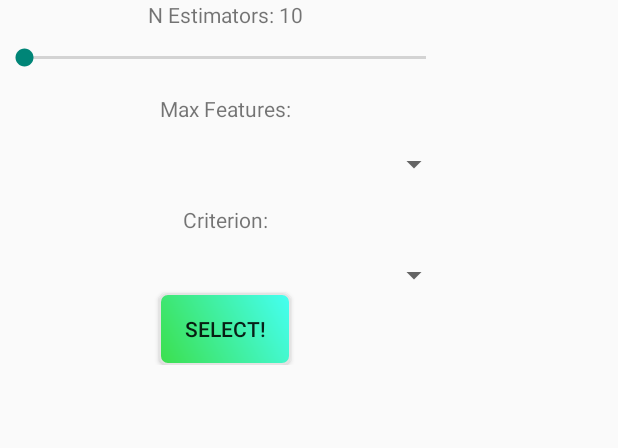
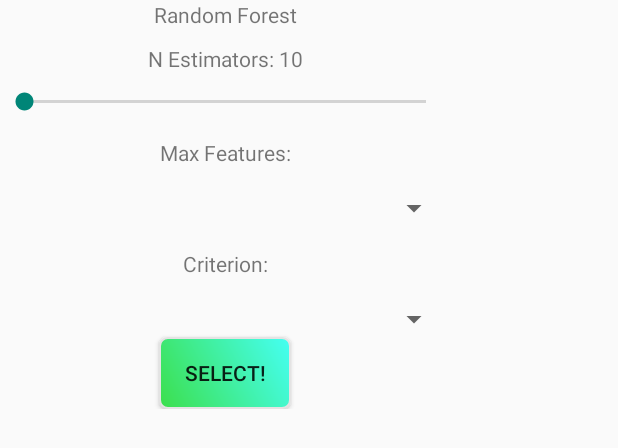
Before and after one commit to TomerReiner/AutoML, an Android app: the layout random_forest_config_dialog.xml on its own in the app's theme, with its tools: preview values and no code run, on a phone screen of 412 x 824 dp. Shown: the top 448 px of the screen. Run offline under Robolectric (Android 15) with nearby library versions, the phone set to English and light mode, and no system bars; Roboto replaces fonts that are not available here.

```diff
--- a/app/src/main/res/layout/naive_bayes_config_dialog.xml
+++ b/app/src/main/res/layout/naive_bayes_config_dialog.xml
@@ -9,8 +9,8 @@
         android:layout_width="wrap_content"
         android:layout_height="wrap_content"
         android:text="Please select a Naive Bayes Model:"
+        android:textSize="20sp"
         app:layout_constraintEnd_toEndOf="parent"
-        android:textSize="20sp"
         app:layout_constraintStart_toStartOf="parent"
         app:layout_constraintTop_toTopOf="parent" />
 
--- a/app/src/main/res/layout/random_forest_config_dialog.xml
+++ b/app/src/main/res/layout/random_forest_config_dialog.xml
@@ -5,14 +5,25 @@
     android:layout_height="wrap_content">
 
     <TextView
+        android:id="@+id/textView5"
+        android:layout_width="match_parent"
+        android:layout_height="match_parent"
+        android:text="Random Forest"
+        android:textAlignment="center"
+        app:layout_constraintEnd_toEndOf="parent"
+        app:layout_constraintStart_toStartOf="parent"
+        app:layout_constraintTop_toTopOf="parent" />
+
+    <TextView
         android:id="@+id/tvDisplayRFNEstimators"
         android:layout_width="match_parent"
         android:layout_height="wrap_content"
+        android:layout_marginTop="10dp"
         android:text="@string/n_estimators"
         android:textAlignment="center"
         app:layout_constraintEnd_toEndOf="parent"
         app:layout_constraintStart_toStartOf="parent"
-        app:layout_constraintTop_toTopOf="parent" />
+        app:layout_constraintTop_toBottomOf="@+id/textView5" />
 
     <SeekBar
         android:id="@+id/skBarRFNEstimators"
--- a/app/src/main/res/values/strings.xml
+++ b/app/src/main/res/values/strings.xml
@@ -50,7 +50,7 @@
     <string name="about"><br>This is an application designed to help Data Scientists create ML pipelines without writing a single line of code.\n\n</br>
         <br>You can use this app for with all its features for.\n\n</br>
         <br>Creator: Tomer Reiner\n\n</br>
-        <br>Version: 1.0.1\n\n</br>
+        <br>Version: 1.0.2\n\n</br>
         <br><a href="https://github.com/TomerReiner/AutoML">AutoML</a></br>
     </string>
 
```
Also changed, not shown: app/src/main/res/layout/k_nearest_neighbors_config_dialog.xml (+11 -1 lines), app/src/main/res/layout/svm_config_dialog.xml (+11 -2 lines).
